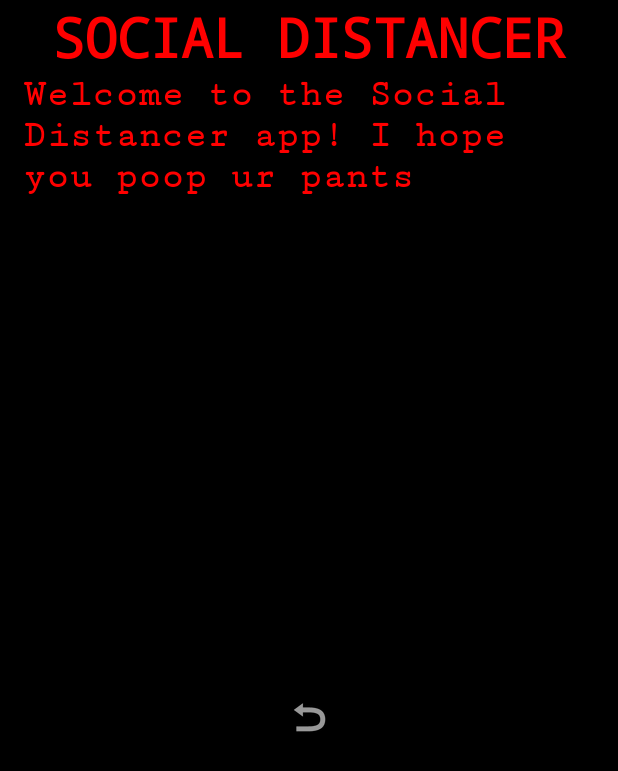
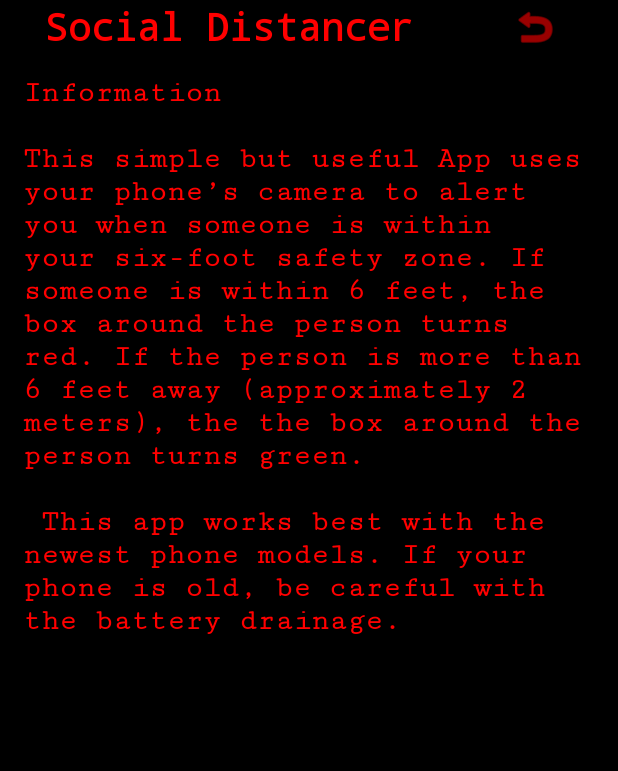
Before and after one commit to ldoney/SocialDistancer, an Android app: the layout info_page.xml on its own in the app's theme, with its tools: preview values and no code run, on a phone screen of 412 x 824 dp. Shown: the top 771 px of the screen. Run offline under Robolectric (Android 15) with nearby library versions, the phone set to English and light mode, and no system bars; Roboto replaces fonts that are not available here.

```diff
--- a/app/src/main/res/layout/info_page.xml
+++ b/app/src/main/res/layout/info_page.xml
@@ -4,19 +4,54 @@
     android:layout_width="match_parent"
     android:layout_height="match_parent"
     android:background="#000000"
-    android:orientation="vertical">
+    android:orientation="vertical"
+    xmlns:tools="http://schemas.android.com/tools"
+    tools:context="org.microincorporated.detection.InfoActivity"
+    >
+
+    <LinearLayout
+        android:id="@+id/toolbar"
+        android:layout_width="match_parent"
+        android:layout_height="35dp"
+        android:layout_marginBottom="15dp"
+        android:background="@color/tfe_semi_transparent"
+        android:orientation="horizontal"
+        android:paddingLeft="5dp"
+        android:visibility="visible">
 
         <TextView
-        android:id="@+id/title"
-        android:layout_width="match_parent"
-        android:layout_height="wrap_content"
+            android:id="@+id/Title"
+            android:layout_width="295dp"
+            android:layout_height="match_parent"
+            android:layout_gravity="center"
             android:fontFamily="monospace"
             android:text="Social Distancer"
             android:textAlignment="center"
-        android:textAllCaps="true"
             android:textColor="#FF0000"
-        android:textSize="36sp"
+            android:textSize="25dp"
             android:textStyle="bold" />
+
+        <ImageButton
+            android:id="@+id/BackButton"
+            android:layout_width="match_parent"
+            android:layout_height="match_parent"
+            android:layout_gravity="right|center_vertical"
+            android:background="#00FFFFFF"
+            android:scaleX="1"
+            android:scaleY="1"
+            android:src="@android:drawable/ic_menu_revert"
+            android:tint="#FF0000"
+            android:visibility="visible" />
+
+    </LinearLayout>
+
+    <RelativeLayout
+        android:layout_width="match_parent"
+        android:layout_height="621dp">
+
+        <ScrollView
+            android:layout_width="match_parent"
+            android:layout_height="wrap_content" >
 
             <TextView
                 android:id="@+id/description"
@@ -25,18 +60,20 @@
                 android:layout_marginLeft="15dp"
                 android:layout_marginRight="15dp"
                 android:fontFamily="serif-monospace"
-        android:text="Welcome to the Social Distancer app! I hope you poop ur pants"
+                android:text="Information \n \nThis simple but useful App uses your phone’s camera to alert you when someone is within your six-foot safety zone. If someone is within 6 feet, the box around the person turns red. If the person is more than 6 feet away (approximately 2 meters), the the box around the person turns green. \n\n This app works best with the newest phone models. If your phone is old, be careful with the battery drainage."
                 android:textColor="#FF0000"
-        android:textSize="25sp"
+                android:textSize="20dp"
                 android:textStyle="bold" />
+        </ScrollView>
 
-    <ImageButton
-        android:id="@+id/imageButton"
-        android:layout_width="wrap_content"
-        android:layout_height="wrap_content"
-        android:layout_gravity="center_horizontal"
-        android:layout_weight="1"
-        android:background="#000000"
-        app:srcCompat="@android:drawable/ic_menu_revert" />
+    </RelativeLayout>
+
+    <com.google.android.gms.ads.AdView
+        android:id="@+id/adView"
+        android:layout_width="match_parent"
+        android:layout_height="61dp"
+        android:layout_gravity="bottom"
+        app:adSize="BANNER"
+        app:adUnitId="ca-app-pub-2006923484031604/7590836676" />
 
 </LinearLayout>
```
Also changed, not shown: app/src/main/AndroidManifest.xml (+6 -3 lines), app/src/main/java/org/microincorporated/detection/CameraActivity.java (+22 -9 lines), app/src/main/java/org/microincorporated/detection/DetectorActivity.java (+5 -6 lines), app/src/main/java/org/microincorporated/detection/InfoActivity.java (added, +47 -0 lines), app/src/main/java/org/microincorporated/detection/tracking/MultiBoxTracker.java (+5 -2 lines), app/src/main/res/layout/tfe_od_activity_camera.xml (+37 -40 lines), app/src/main/res/drawable-hdpi/back_arrow.png (added), 1 other file. Lines whose indentation alone changed are shown as unchanged.
